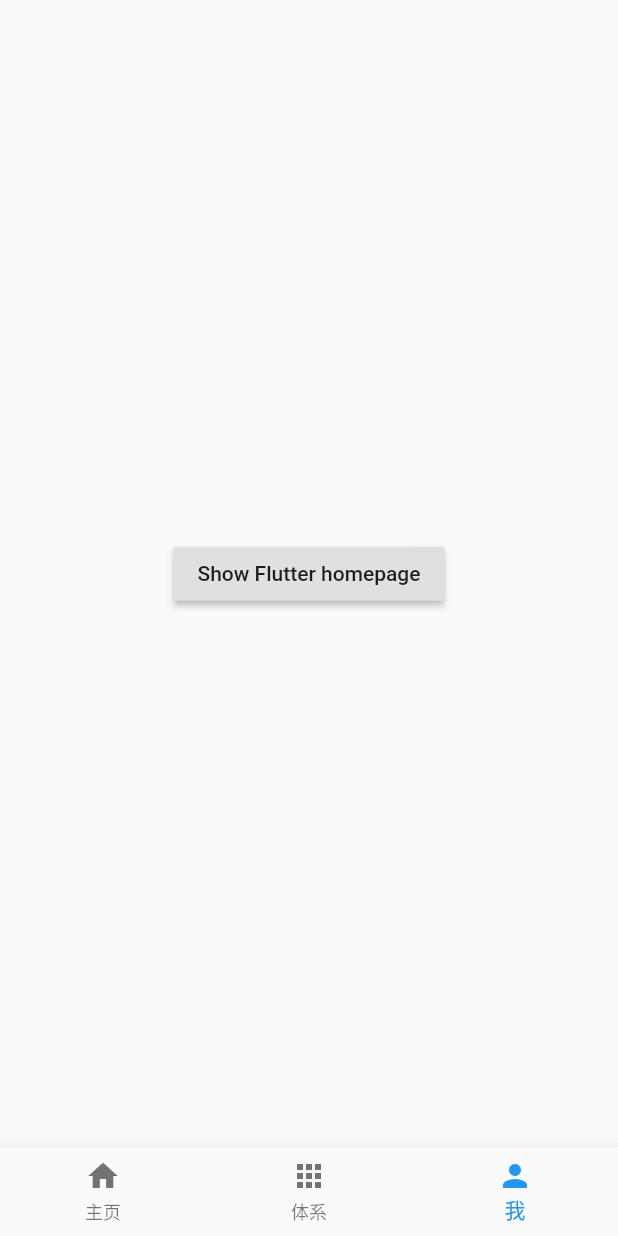
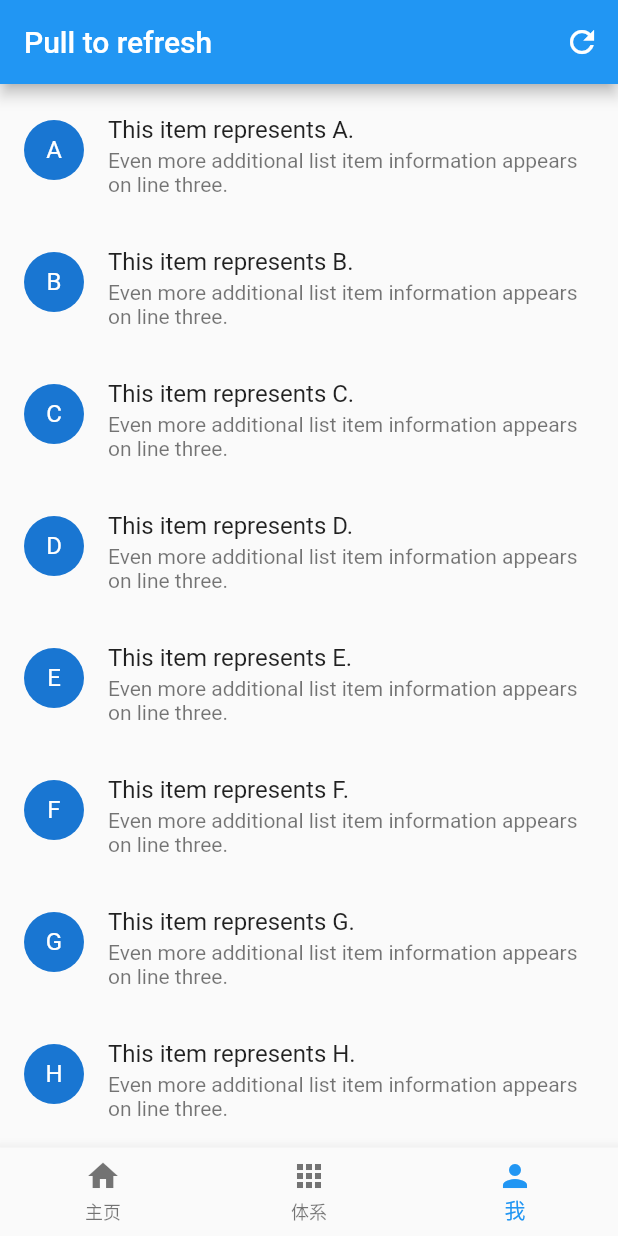
Before and after one commit to ZhengShang/wan_android, a Flutter app: the screen it shows after launch, item 3 of the bottom bar chosen, on a phone screen of 412 x 824 dp. Run offline on Flutter 3.47's test engine with Material 2 defaults, Android fonts, the phone set to English and light mode, and no system bars; missing offline and left inert: flutter_webview_plugin; generated files the repository leaves out were written again; network calls fail; statements that could not run were skipped.

```diff
--- a/lib/me_page.dart
+++ b/lib/me_page.dart
@@ -1,13 +1,86 @@
+import 'dart:async';
+
 import 'package:flutter/material.dart';
 
-class MePage extends StatelessWidget {
+enum IndicatorType { overscroll, refresh }
+
+class MePage extends StatefulWidget {
+  const MePage({Key key}) : super(key: key);
+
+  static const String routeName = '/material/overscroll';
+
+  @override
+  OverscrollDemoState createState() => new OverscrollDemoState();
+}
+
+class OverscrollDemoState extends State<MePage> {
+  final GlobalKey<ScaffoldState> _scaffoldKey = new GlobalKey<ScaffoldState>();
+  final GlobalKey<RefreshIndicatorState> _refreshIndicatorKey =
+  new GlobalKey<RefreshIndicatorState>();
+  static final List<String> _items = <String>[
+    'A',
+    'B',
+    'C',
+    'D',
+    'E',
+    'F',
+    'G',
+    'H',
+    'I',
+    'J',
+    'K',
+    'L',
+    'M',
+    'N'
+  ];
+
+  Future<Null> _handleRefresh() {
+    final Completer<Null> completer = new Completer<Null>();
+    new Timer(const Duration(seconds: 3), () {
+      completer.complete(null);
+    });
+    return completer.future.then((_) {
+      _scaffoldKey.currentState?.showSnackBar(new SnackBar(
+          content: const Text('Refresh complete'),
+          action: new SnackBarAction(
+              label: 'RETRY',
+              onPressed: () {
+                _refreshIndicatorKey.currentState.show();
+              })));
+    });
+  }
+
   @override
   Widget build(BuildContext context) {
-    // TODO: implement build
-    return new Center(
-        child: new RaisedButton(
-      onPressed: () {},
-      child: new Text('Show Flutter homepage'),
-    ));
+    return new Scaffold(
+      key: _scaffoldKey,
+      appBar:
+      new AppBar(title: const Text('Pull to refresh'), actions: <Widget>[
+        new IconButton(
+            icon: const Icon(Icons.refresh),
+            tooltip: 'Refresh',
+            onPressed: () {
+              _refreshIndicatorKey.currentState.show();
+            }),
+      ]),
+      body: new RefreshIndicator(
+        key: _refreshIndicatorKey,
+        onRefresh: _handleRefresh,
+        child: new ListView.builder(
+          padding: kMaterialListPadding,
+          itemCount: _items.length,
+          itemBuilder: (BuildContext context, int index) {
+            final String item = _items[index];
+            return new ListTile(
+              isThreeLine: true,
+              leading: new CircleAvatar(child: new Text(item)),
+              title: new Text('This item represents $item.'),
+              subtitle: const Text(
+                  'Even more additional list item information appears on line three.'),
+            );
+          },
+        ),
+      ),
+    );
   }
 }
```
Also changed, not shown: lib/home_page.dart (+43 -3 lines), 1 other file.
